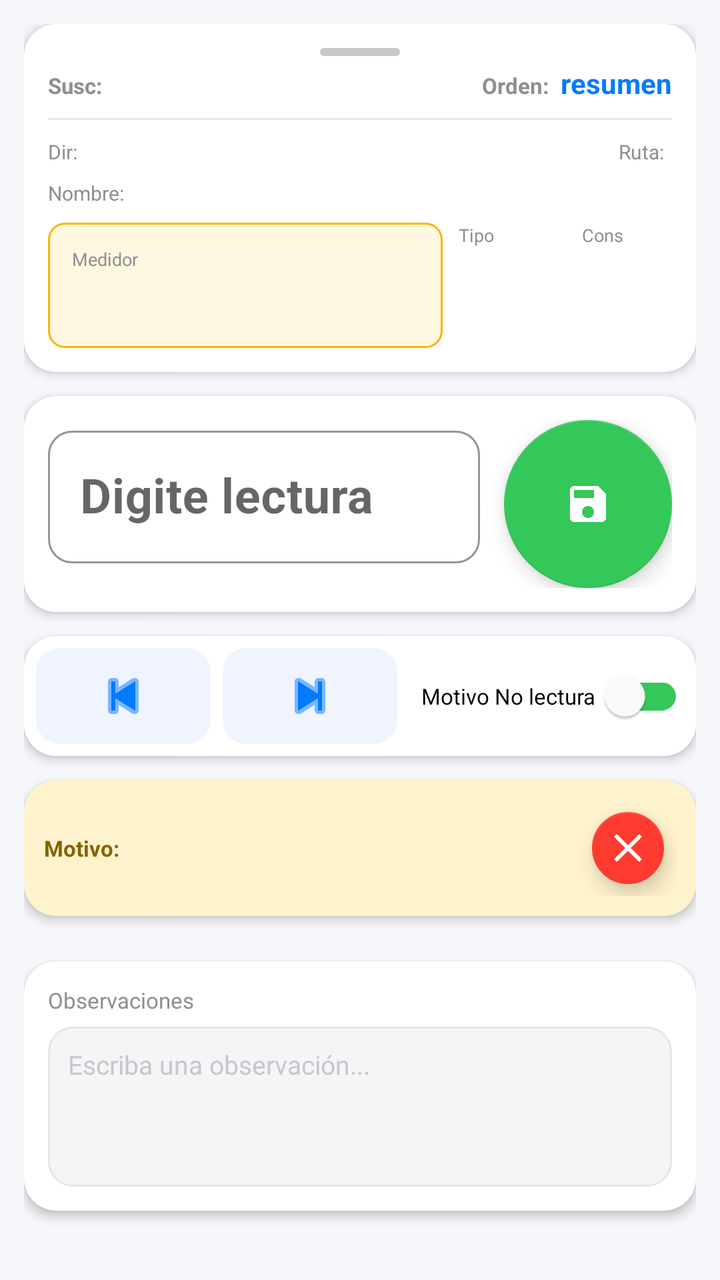
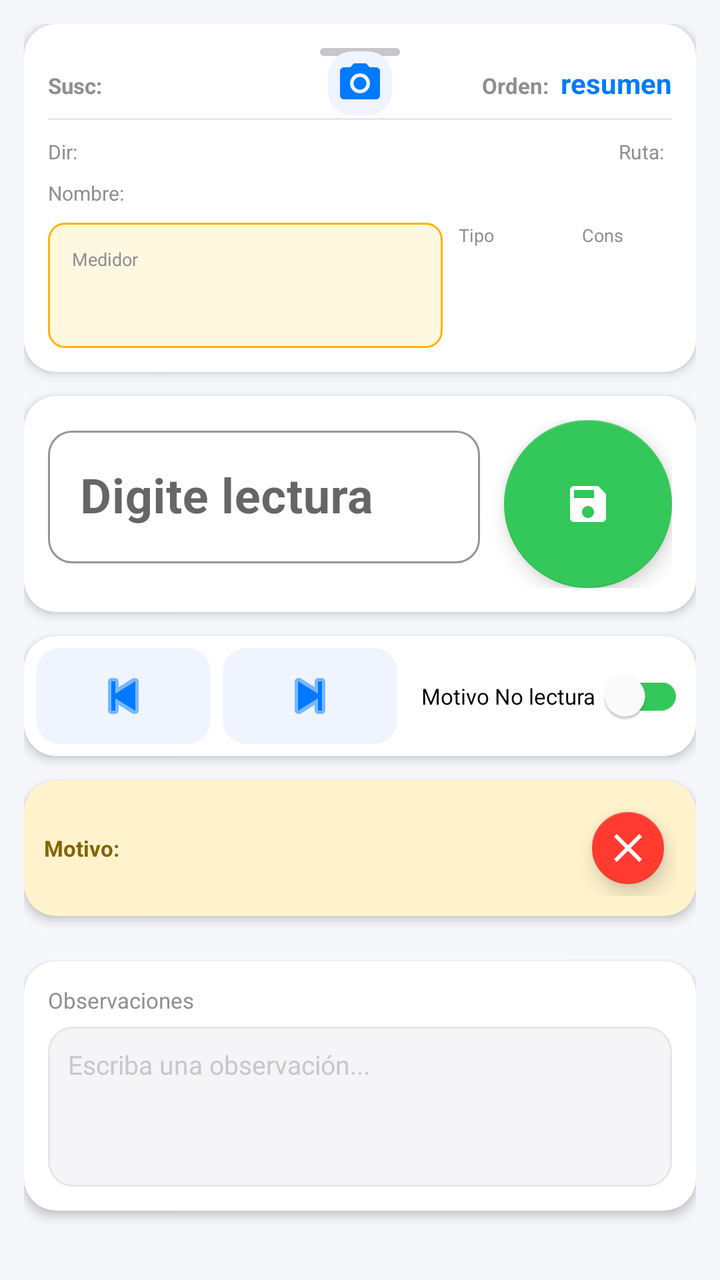

An Android layout rendered at two revisions. The XML below is the earlier revision; the diff shows what the commit changed to produce the second picture.
<!-- AndroidManifest.xml: application theme Theme.SystemApp -->
<!-- res/layout/fragment_form_lectura.xml -->
<?xml version="1.0" encoding="utf-8"?>
<FrameLayout xmlns:android="http://schemas.android.com/apk/res/android"
    xmlns:app="http://schemas.android.com/apk/res-auto"
    xmlns:tools="http://schemas.android.com/tools"
    android:layout_width="match_parent"
    android:layout_height="match_parent"
    android:background="#F5F7FA"
    tools:context=".ui.data.Fragment_form_lectura">

    
    <ScrollView
        android:id="@+id/scrollContainer"
        android:layout_width="match_parent"
        android:layout_height="match_parent"
        android:fillViewport="true">

        <androidx.constraintlayout.widget.ConstraintLayout
            android:layout_width="match_parent"
            android:layout_height="wrap_content"
            android:padding="12dp">

            
            <com.google.android.material.card.MaterialCardView
                android:id="@+id/headerCard"
                android:layout_width="0dp"
                android:layout_height="wrap_content"
                app:cardBackgroundColor="#FFFFFF"
                app:cardCornerRadius="16dp"
                app:cardElevation="3dp"
                app:layout_constraintEnd_toEndOf="parent"
                app:layout_constraintStart_toStartOf="parent"
                app:layout_constraintTop_toTopOf="parent">

                <androidx.constraintlayout.widget.ConstraintLayout
                    android:layout_width="match_parent"
                    android:layout_height="wrap_content"
                    android:padding="12dp">

                    
                    <View
                        android:id="@+id/swipeIndicator"
                        android:layout_width="40dp"
                        android:layout_height="4dp"
                        android:layout_marginBottom="8dp"
                        android:background="@drawable/swipe_indicator"
                        app:layout_constraintEnd_toEndOf="parent"
                        app:layout_constraintStart_toStartOf="parent"
                        app:layout_constraintTop_toTopOf="parent" />

                    
                    <LinearLayout
                        android:id="@+id/row1"
                        android:layout_width="0dp"
                        android:layout_height="wrap_content"
                        android:layout_marginTop="4dp"
                        android:orientation="horizontal"
                        app:layout_constraintEnd_toEndOf="parent"
                        app:layout_constraintStart_toStartOf="parent"
                        app:layout_constraintTop_toBottomOf="@+id/swipeIndicator">

                        <LinearLayout
                            android:layout_width="0dp"
                            android:layout_height="wrap_content"
                            android:layout_weight="1"
                            android:orientation="horizontal">

                            <TextView
                                android:layout_width="wrap_content"
                                android:layout_height="wrap_content"
                                android:text="Susc:"
                                android:textColor="#8E8E93"
                                android:textSize="11sp"
                                android:textStyle="bold" />

                            <TextView
                                android:id="@+id/textVsuscriptor"
                                android:layout_width="wrap_content"
                                android:layout_height="wrap_content"
                                android:layout_marginStart="6dp"
                                android:text="@string/textV_suscriptor"
                                android:textColor="#1C1C1E"
                                android:textSize="14sp"
                                android:textStyle="bold" />
                        </LinearLayout>

                        <LinearLayout
                            android:layout_width="wrap_content"
                            android:layout_height="wrap_content"
                            android:orientation="horizontal">

                            <TextView
                                android:layout_width="wrap_content"
                                android:layout_height="wrap_content"
                                android:text="Orden:"
                                android:textColor="#8E8E93"
                                android:textSize="11sp"
                                android:textStyle="bold" />

                            <TextView
                                android:id="@+id/textVresumen"
                                android:layout_width="wrap_content"
                                android:layout_height="wrap_content"
                                android:layout_marginStart="6dp"
                                android:text="@string/textV_resumen"
                                android:textColor="#007AFF"
                                android:textSize="14sp"
                                android:textStyle="bold" />
                        </LinearLayout>
                    </LinearLayout>

                    
                    <View
                        android:id="@+id/divider"
                        android:layout_width="0dp"
                        android:layout_height="1dp"
                        android:layout_marginTop="8dp"
                        android:background="#E5E5EA"
                        app:layout_constraintEnd_toEndOf="parent"
                        app:layout_constraintStart_toStartOf="parent"
                        app:layout_constraintTop_toBottomOf="@+id/row1" />

                    
                    <LinearLayout
                        android:id="@+id/row2"
                        android:layout_width="0dp"
                        android:layout_height="wrap_content"
                        android:layout_marginTop="8dp"
                        android:orientation="horizontal"
                        app:layout_constraintEnd_toEndOf="parent"
                        app:layout_constraintStart_toStartOf="parent"
                        app:layout_constraintTop_toBottomOf="@+id/divider">

                        <TextView
                            android:layout_width="wrap_content"
                            android:layout_height="wrap_content"
                            android:text="Dir:"
                            android:textColor="#8E8E93"
                            android:textSize="10sp" />

                        <TextView
                            android:id="@+id/textV_direccion"
                            android:layout_width="0dp"
                            android:layout_height="wrap_content"
                            android:layout_marginStart="4dp"
                            android:layout_weight="1"
                            android:ellipsize="end"
                            android:maxLines="1"
                            android:text="@string/textV_direccion"
                            android:textColor="#1C1C1E"
                            android:textSize="11sp"
                            android:textStyle="bold" />

                        <TextView
                            android:layout_width="wrap_content"
                            android:layout_height="wrap_content"
                            android:layout_marginStart="8dp"
                            android:text="Ruta:"
                            android:textColor="#8E8E93"
                            android:textSize="10sp" />

                        <TextView
                            android:id="@+id/textVruta"
                            android:layout_width="wrap_content"
                            android:layout_height="wrap_content"
                            android:layout_marginStart="4dp"
                            android:textColor="#1C1C1E"
                            android:textSize="11sp"
                            android:textStyle="bold" />
                    </LinearLayout>

                    
                    <LinearLayout
                        android:id="@+id/row3"
                        android:layout_width="0dp"
                        android:layout_height="wrap_content"
                        android:layout_marginTop="6dp"
                        android:orientation="horizontal"
                        app:layout_constraintEnd_toEndOf="parent"
                        app:layout_constraintStart_toStartOf="parent"
                        app:layout_constraintTop_toBottomOf="@+id/row2">

                        <TextView
                            android:layout_width="wrap_content"
                            android:layout_height="wrap_content"
                            android:text="Nombre:"
                            android:textColor="#8E8E93"
                            android:textSize="10sp" />

                        <TextView
                            android:id="@+id/textVnombre"
                            android:layout_width="0dp"
                            android:layout_height="wrap_content"
                            android:layout_marginStart="4dp"
                            android:layout_weight="1"
                            android:ellipsize="end"
                            android:maxLines="1"
                            android:text="@string/textV_nombre"
                            android:textColor="#1C1C1E"
                            android:textSize="11sp"
                            android:textStyle="bold" />
                    </LinearLayout>

                    
                    <LinearLayout
                        android:id="@+id/row4"
                        android:layout_width="0dp"
                        android:layout_height="wrap_content"
                        android:layout_marginTop="8dp"
                        android:orientation="horizontal"
                        app:layout_constraintEnd_toEndOf="parent"
                        app:layout_constraintStart_toStartOf="parent"
                        app:layout_constraintTop_toBottomOf="@+id/row3">

                        
                        <LinearLayout
                            android:layout_width="0dp"
                            android:layout_height="wrap_content"
                            android:layout_weight="2.2"
                            android:background="@drawable/medidor_highlight"
                            android:orientation="vertical"
                            android:padding="12dp">

                            <TextView
                                android:layout_width="wrap_content"
                                android:layout_height="wrap_content"
                                android:text="Medidor"
                                android:textColor="#8E8E93"
                                android:textSize="9sp" />

                            <TextView
                                android:id="@+id/textVmedidor"
                                android:layout_width="wrap_content"
                                android:layout_height="wrap_content"
                                android:layout_marginTop="2dp"
                                android:text="@string/textV_medidor"
                                android:textColor="#FF9500"
                                android:textSize="18sp"
                                android:textStyle="bold" />
                        </LinearLayout>

                        
                        <LinearLayout
                            android:layout_width="0dp"
                            android:layout_height="wrap_content"
                            android:layout_marginStart="8dp"
                            android:layout_weight="0.6"
                            android:orientation="vertical">

                            <TextView
                                android:layout_width="wrap_content"
                                android:layout_height="wrap_content"
                                android:text="Tipo"
                                android:textColor="#8E8E93"
                                android:textSize="9sp" />

                            <TextView
                                android:id="@+id/textVtipo"
                                android:layout_width="wrap_content"
                                android:layout_height="wrap_content"
                                android:layout_marginTop="2dp"
                                android:text="@string/textV_tipoconsumo"
                                android:textColor="#1C1C1E"
                                android:textSize="6sp"
                                android:textStyle="bold" />
                        </LinearLayout>

                        
                        <LinearLayout
                            android:layout_width="0dp"
                            android:layout_height="wrap_content"
                            android:layout_marginStart="8dp"
                            android:layout_weight="0.5"
                            android:orientation="vertical">

                            <TextView
                                android:layout_width="wrap_content"
                                android:layout_height="wrap_content"
                                android:text="Cons"
                                android:textColor="#8E8E93"
                                android:textSize="9sp" />

                            <TextView
                                android:id="@+id/textVconsecutivo"
                                android:layout_width="wrap_content"
                                android:layout_height="wrap_content"
                                android:layout_marginTop="2dp"
                                android:text="@string/textV_consecutivo"
                                android:textColor="#1C1C1E"
                                android:textSize="8sp"
                                android:textStyle="bold" />
                        </LinearLayout>
                    </LinearLayout>

                </androidx.constraintlayout.widget.ConstraintLayout>
            </com.google.android.material.card.MaterialCardView>

            
            <com.google.android.material.card.MaterialCardView
                android:id="@+id/lecturaCard"
                android:layout_width="0dp"
                android:layout_height="wrap_content"
                android:layout_marginTop="12dp"
                app:cardBackgroundColor="#FFFFFF"
                app:cardCornerRadius="16dp"
                app:cardElevation="3dp"
                app:layout_constraintEnd_toEndOf="parent"
                app:layout_constraintStart_toStartOf="parent"
                app:layout_constraintTop_toBottomOf="@+id/headerCard">

                <LinearLayout
                    android:layout_width="match_parent"
                    android:layout_height="wrap_content"
                    android:orientation="horizontal"
                    android:padding="12dp">

                    <com.google.android.material.textfield.TextInputLayout
                        android:id="@+id/lecturaInputLayout"
                        style="@style/Widget.MaterialComponents.TextInputLayout.OutlinedBox"
                        android:layout_width="0dp"
                        android:layout_height="wrap_content"
                        android:layout_weight="1"
                        android:hint="Digite lectura"
                        app:boxCornerRadiusBottomEnd="12dp"
                        app:boxCornerRadiusBottomStart="12dp"
                        app:boxCornerRadiusTopEnd="12dp"
                        app:boxCornerRadiusTopStart="12dp"
                        app:boxStrokeColor="#007AFF"
                        app:hintTextColor="#007AFF">

                        <EditText
                            android:id="@+id/editTextLectura"
                            android:layout_width="match_parent"
                            android:layout_height="wrap_content"
                            android:inputType="number"
                            android:maxLength="10"
                            android:textColor="#1C1C1E"
                            android:textSize="24sp"
                            android:textStyle="bold" />
                    </com.google.android.material.textfield.TextInputLayout>

                    <com.google.android.material.floatingactionbutton.FloatingActionButton
                        android:id="@+id/btnSave"
                        android:layout_width="wrap_content"
                        android:layout_height="wrap_content"
                        android:layout_gravity="center_vertical"
                        android:layout_marginStart="12dp"
                        android:clickable="true"
                        android:src="@drawable/ic_baseline_save_24"
                        app:backgroundTint="#34C759"
                        app:elevation="6dp"
                        app:fabCustomSize="84dp"
                        app:tint="#FFFFFF" />
                </LinearLayout>
            </com.google.android.material.card.MaterialCardView>

            
            <com.google.android.material.card.MaterialCardView
                android:id="@+id/navigationCard"
                android:layout_width="0dp"
                android:layout_height="wrap_content"
                android:layout_marginTop="12dp"
                app:cardBackgroundColor="#FFFFFF"
                app:cardCornerRadius="16dp"
                app:cardElevation="3dp"
                app:layout_constraintEnd_toEndOf="parent"
                app:layout_constraintStart_toStartOf="parent"
                app:layout_constraintTop_toBottomOf="@+id/lecturaCard">

                <LinearLayout
                    android:layout_width="match_parent"
                    android:layout_height="wrap_content"
                    android:orientation="horizontal"
                    android:padding="6dp">

                    <ImageButton
                        android:id="@+id/btnBack"
                        android:layout_width="0dp"
                        android:layout_height="48dp"
                        android:layout_weight="1"
                        android:background="@drawable/nav_button_background"
                        android:src="@android:drawable/ic_media_previous"
                        app:tint="#007AFF" />

                    <ImageButton
                        android:id="@+id/btnNext"
                        android:layout_width="0dp"
                        android:layout_height="48dp"
                        android:layout_marginStart="6dp"
                        android:layout_weight="1"
                        android:background="@drawable/nav_button_background"
                        android:src="@android:drawable/ic_media_next"
                        app:tint="#007AFF" />

                    <com.google.android.material.switchmaterial.SwitchMaterial
                        android:id="@+id/switchMotivo"
                        android:layout_width="0dp"
                        android:layout_height="48dp"
                        android:layout_marginStart="12dp"
                        android:layout_weight="1.5"
                        android:gravity="center_vertical"
                        android:text="@string/textV_motivonolectura"
                        android:textSize="11sp"
                        app:thumbTint="#FFFFFF"
                        app:trackTint="#34C759" />
                </LinearLayout>
            </com.google.android.material.card.MaterialCardView>

            
            <com.google.android.material.card.MaterialCardView
                android:id="@+id/motivoCard"
                android:layout_width="0dp"
                android:layout_height="wrap_content"
                android:layout_marginTop="12dp"
                app:cardBackgroundColor="#FFF3CD"
                app:cardCornerRadius="16dp"
                app:cardElevation="3dp"
                app:layout_constraintEnd_toEndOf="parent"
                app:layout_constraintStart_toStartOf="parent"
                app:layout_constraintTop_toBottomOf="@+id/navigationCard">

                <LinearLayout
                    android:layout_width="match_parent"
                    android:layout_height="wrap_content"
                    android:gravity="center_vertical"
                    android:orientation="horizontal"
                    android:padding="10dp">

                    <LinearLayout
                        android:layout_width="0dp"
                        android:layout_height="wrap_content"
                        android:layout_weight="1"
                        android:orientation="horizontal">

                        <TextView
                            android:id="@+id/textVmotivon"
                            android:layout_width="wrap_content"
                            android:layout_height="wrap_content"
                            android:text="@string/textVmotivon"
                            android:textColor="#856404"
                            android:textSize="11sp"
                            android:textStyle="bold" />

                        <TextView
                            android:id="@+id/textVmotivov"
                            android:layout_width="0dp"
                            android:layout_height="wrap_content"
                            android:layout_marginStart="6dp"
                            android:layout_weight="1"
                            android:ellipsize="end"
                            android:maxLines="1"
                            android:textColor="#1C1C1E"
                            android:textSize="11sp"
                            android:visibility="visible" />
                    </LinearLayout>

                    <com.google.android.material.floatingactionbutton.FloatingActionButton
                        android:id="@+id/btnLecturaImprimir"
                        android:layout_width="36dp"
                        android:layout_height="36dp"
                        android:layout_marginEnd="6dp"
                        android:clickable="true"
                        android:src="@drawable/ic_baseline_print_24"
                        android:visibility="gone"
                        app:backgroundTint="#007AFF"
                        app:fabCustomSize="36dp"
                        app:tint="#FFFFFF" />

                    <com.google.android.material.floatingactionbutton.FloatingActionButton
                        android:id="@+id/btnLecturaMotivoClose"
                        android:layout_width="36dp"
                        android:layout_height="36dp"
                        android:clickable="true"
                        android:src="@drawable/close_24"
                        app:backgroundTint="#FF3B30"
                        app:fabCustomSize="36dp"
                        app:tint="#FFFFFF" />
                </LinearLayout>
            </com.google.android.material.card.MaterialCardView>

            
            <com.google.android.material.card.MaterialCardView
                android:id="@+id/observacionCard"
                android:layout_width="0dp"
                android:layout_height="wrap_content"
                android:layout_marginTop="12dp"
                android:layout_marginBottom="12dp"
                app:cardBackgroundColor="#FFFFFF"
                app:cardCornerRadius="16dp"
                app:cardElevation="3dp"
                app:layout_constraintBottom_toBottomOf="parent"
                app:layout_constraintEnd_toEndOf="parent"
                app:layout_constraintStart_toStartOf="parent"
                app:layout_constraintTop_toBottomOf="@+id/motivoCard">

                <LinearLayout
                    android:layout_width="match_parent"
                    android:layout_height="wrap_content"
                    android:orientation="vertical"
                    android:padding="12dp">

                    <TextView
                        android:layout_width="wrap_content"
                        android:layout_height="wrap_content"
                        android:text="Observaciones"
                        android:textColor="#8E8E93"
                        android:textSize="11sp" />

                    <EditText
                        android:id="@+id/editTextObservacionG"
                        android:layout_width="match_parent"
                        android:layout_height="80dp"
                        android:layout_marginTop="6dp"
                        android:background="@drawable/observacion_background"
                        android:digits="@string/digits"
                        android:gravity="top|start"
                        android:hint="Escriba una observación..."
                        android:inputType="textMultiLine"
                        android:padding="10dp"
                        android:textColor="#1C1C1E"
                        android:textColorHint="#C7C7CC"
                        android:maxLength="100"
                        android:textSize="13sp" />
                </LinearLayout>
            </com.google.android.material.card.MaterialCardView>

            <androidx.constraintlayout.widget.Guideline
                android:id="@+id/guideline4"
                android:layout_width="wrap_content"
                android:layout_height="wrap_content"
                android:orientation="horizontal"
                app:layout_constraintGuide_percent="0.0" />

            <androidx.constraintlayout.widget.Guideline
                android:id="@+id/guideline5"
                android:layout_width="wrap_content"
                android:layout_height="wrap_content"
                android:orientation="vertical" />

        </androidx.constraintlayout.widget.ConstraintLayout>
    </ScrollView>
    
    <View
        android:id="@+id/overlay_view"
        android:layout_width="0dp"
        android:layout_height="0dp"
        android:background="#AA000000"
        android:alpha="0"
        android:clickable="true"
        android:focusable="false"
        app:layout_constraintTop_toTopOf="parent"
        app:layout_constraintBottom_toBottomOf="parent"

        app:layout_constraintEnd_toEndOf="parent" />

</FrameLayout>
<!-- resources referenced by this layout -->
<resources>
  <!-- drawable close_24 (drawable) -->
  <vector android:height="24dp" android:tint="#070607"
      android:viewportHeight="24" android:viewportWidth="24"
      android:width="24dp" xmlns:android="http://schemas.android.com/apk/res/android">
      <path android:fillColor="@android:color/white" android:pathData="M19,6.41L17.59,5 12,10.59 6.41,5 5,6.41 10.59,12 5,17.59 6.41,19 12,13.41 17.59,19 19,17.59 13.41,12z"/>
  </vector>
  <!-- drawable medidor_highlight (drawable) -->
  <?xml version="1.0" encoding="utf-8"?>
  <shape xmlns:android="http://schemas.android.com/apk/res/android"
      android:shape="rectangle">
      <corners android:radius="8dp" />
      <solid android:color="#FFF8E1" />
      <stroke
          android:width="1dp"
          android:color="#FFB300" />
  </shape>
  <!-- drawable nav_button_background (drawable) -->
  <?xml version="1.0" encoding="utf-8"?>
  <ripple xmlns:android="http://schemas.android.com/apk/res/android"
      android:color="#E0F2FF">
      <item>
          <shape android:shape="rectangle">
              <corners android:radius="12dp" />
              <solid android:color="#F0F4FF" />
          </shape>
      </item>
  </ripple>
  <!-- drawable observacion_background (drawable) -->
  <?xml version="1.0" encoding="utf-8"?>
  <shape xmlns:android="http://schemas.android.com/apk/res/android"
      android:shape="rectangle">
      <corners android:radius="12dp" />
      <solid android:color="#F5F5F7" />
      <stroke
          android:width="1dp"
          android:color="#E5E5EA" />
  </shape>
  <!-- drawable swipe_indicator (drawable) -->
  <?xml version="1.0" encoding="utf-8"?>
  <shape xmlns:android="http://schemas.android.com/apk/res/android"
      android:shape="rectangle">
      <corners android:radius="2dp" />
      <solid android:color="#C7C7CC" />
  </shape>
  <string name="digits">"aAbBcCdDeEfFgGhHiIjJkKlLmMnNoOpPqQrRsStTuUvVwWxXyYzZ1234567890., "</string>
  <string name="textV_consecutivo" />
  <string name="textV_direccion" />
  <string name="textV_medidor" />
  <string name="textV_motivonolectura">Motivo No lectura</string>
  <string name="textV_nombre" />
  <string name="textV_resumen">resumen</string>
  <string name="textV_suscriptor" />
  <string name="textV_tipoconsumo" />
  <string name="textVmotivon">Motivo:</string>
  <color name="purple_500">#FF6200EE</color>
  <color name="purple_700">#FF3700B3</color>
  <color name="white">#FFFFFFFF</color>
  <color name="teal_200">#7FD3FA</color>
  <color name="teal_700">#FF018786</color>
  <color name="black">#FF000000</color>
  <!-- unchanged entries left out for length: 3 -->
</resources>

<!-- the commit's change to res/layout/fragment_form_lectura.xml (unified diff, before → after) -->
@@ -107,6 +107,40 @@
                                 android:textStyle="bold" />
                         </LinearLayout>
                     </LinearLayout>
+
+                    
+                    <ImageButton
+                        android:id="@+id/btnCamara"
+                        android:layout_width="32dp"
+                        android:layout_height="32dp"
+                        android:background="@drawable/nav_button_background"
+                        android:contentDescription="Tomar foto"
+                        android:src="@drawable/ic_menu_camera"
+                        app:layout_constraintBottom_toBottomOf="@+id/row1"
+                        app:layout_constraintEnd_toEndOf="parent"
+                        app:layout_constraintStart_toStartOf="parent"
+                        app:layout_constraintTop_toTopOf="@+id/row1"
+                        app:tint="#007AFF" />
+
+                    
+                    <TextView
+                        android:id="@+id/textVFotoCount"
+                        android:layout_width="18dp"
+                        android:layout_height="18dp"
+                        android:background="@drawable/badge_foto_count"
+                        android:gravity="center"
+                        android:includeFontPadding="false"
+                        android:text="5"
+                        android:textColor="#FFFFFF"
+                        android:textSize="9sp"
+                        android:textStyle="bold"
+                        android:visibility="gone"
+                        app:layout_constraintEnd_toEndOf="@+id/btnCamara"
+                        app:layout_constraintTop_toTopOf="@+id/btnCamara"
+                        app:layout_constraintHorizontal_bias="1"
+                        app:layout_constraintVertical_bias="0"
+                        android:translationX="6dp"
+                        android:translationY="-6dp" />
 
                     
                     <View
@@ -552,4 +586,22 @@
 
         app:layout_constraintEnd_toEndOf="parent" />
 
+    
+    <TextView
+        android:id="@+id/bannerMensaje"
+        android:layout_width="wrap_content"
+        android:layout_height="wrap_content"
+        android:layout_gravity="top|center_horizontal"
+        android:layout_marginTop="48dp"
+        android:background="@drawable/toast_banner_background"
+        android:elevation="12dp"
+        android:maxWidth="320dp"
+        android:paddingStart="20dp"
+        android:paddingEnd="20dp"
+        android:paddingTop="12dp"
+        android:paddingBottom="12dp"
+        android:textColor="#FFFFFF"
+        android:textSize="14sp"
+        android:visibility="gone" />
+
 </FrameLayout>
<!-- resource entries referenced after the edit -->
@@ -1,10 +1,32 @@
 <!-- resources referenced by this layout -->
 <resources>
+  <!-- drawable badge_foto_count (drawable) -->
+  <?xml version="1.0" encoding="utf-8"?>
+  <shape xmlns:android="http://schemas.android.com/apk/res/android"
+      android:shape="oval">
+      <solid android:color="#FF9500" />
+      <stroke
+          android:width="1.5dp"
+          android:color="#FFFFFF" />
+  </shape>
   <!-- drawable close_24 (drawable) -->
   <vector android:height="24dp" android:tint="#070607"
       android:viewportHeight="24" android:viewportWidth="24"
       android:width="24dp" xmlns:android="http://schemas.android.com/apk/res/android">
       <path android:fillColor="@android:color/white" android:pathData="M19,6.41L17.59,5 12,10.59 6.41,5 5,6.41 10.59,12 5,17.59 6.41,19 12,13.41 17.59,19 19,17.59 13.41,12z"/>
+  </vector>
+  <!-- drawable ic_menu_camera (drawable) -->
+  <vector xmlns:android="http://schemas.android.com/apk/res/android"
+      android:width="24dp"
+      android:height="24dp"
+      android:viewportWidth="24.0"
+      android:viewportHeight="24.0">
+      <path
+          android:fillColor="#FF000000"
+          android:pathData="M12,12m-3.2,0a3.2,3.2 0,1 1,6.4 0a3.2,3.2 0,1 1,-6.4 0" />
+      <path
+          android:fillColor="#FF000000"
+          android:pathData="M9,2L7.17,4H4c-1.1,0 -2,0.9 -2,2v12c0,1.1 0.9,2 2,2h16c1.1,0 2,-0.9 2,-2V6c0,-1.1 -0.9,-2 -2,-2h-3.17L15,2H9zm3,15c-2.76,0 -5,-2.24 -5,-5s2.24,-5 5,-5 5,2.24 5,5 -2.24,5 -5,5z" />
   </vector>
   <!-- drawable medidor_highlight (drawable) -->
   <?xml version="1.0" encoding="utf-8"?>
@@ -44,6 +66,13 @@
       <corners android:radius="2dp" />
       <solid android:color="#C7C7CC" />
   </shape>
+  <!-- drawable toast_banner_background (drawable) -->
+  <?xml version="1.0" encoding="utf-8"?>
+  <shape xmlns:android="http://schemas.android.com/apk/res/android"
+      android:shape="rectangle">
+      <solid android:color="#E6323232" />
+      <corners android:radius="24dp" />
+  </shape>
   <string name="digits">"aAbBcCdDeEfFgGhHiIjJkKlLmMnNoOpPqQrRsStTuUvVwWxXyYzZ1234567890., "</string>
   <string name="textV_consecutivo" />
   <string name="textV_direccion" />
